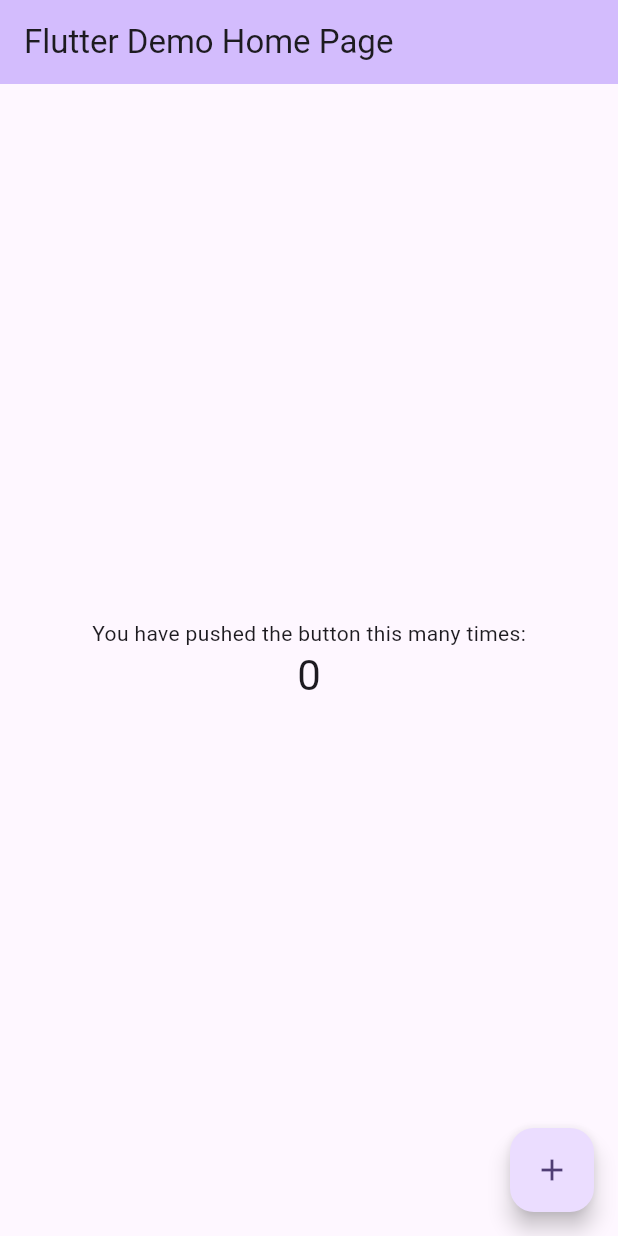
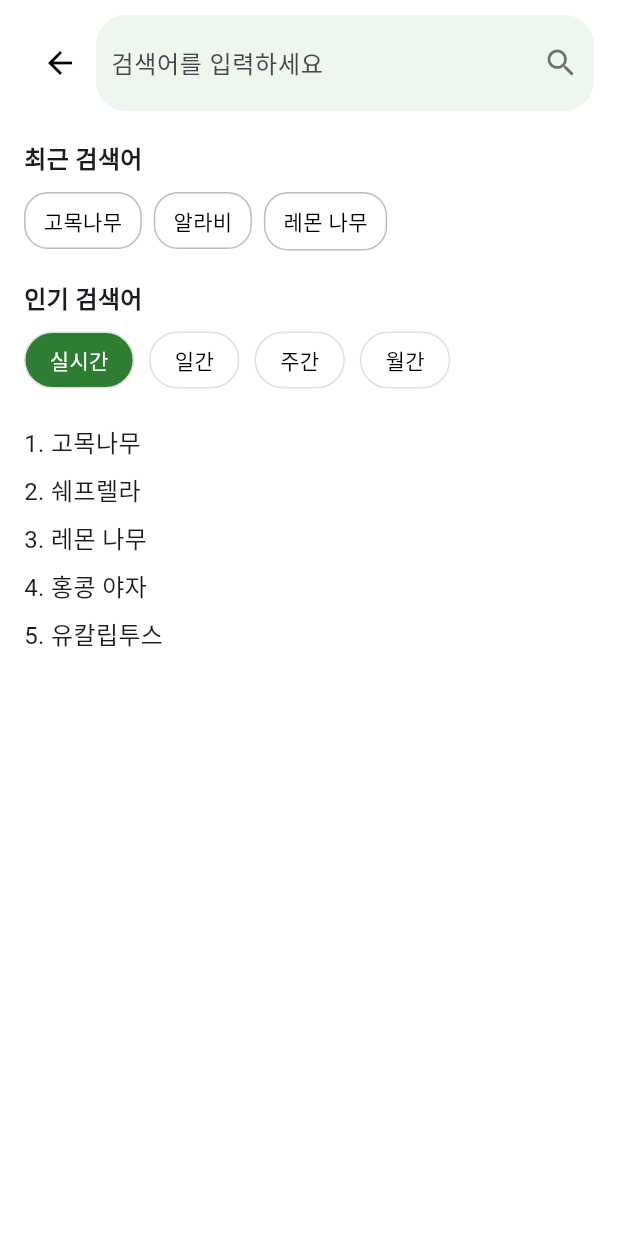
Before and after one commit to hansung-MobileCapstone/PlantyNote, a Flutter app: the screen it shows after launch, on a phone screen of 412 x 824 dp. Run offline on Flutter 3.47's test engine with Material 3 defaults, Android fonts, the phone set to English and light mode, and no system bars; our stand-ins replace carousel_slider.

Commit message:
검색 페이지 퍼블리싱 완료

```diff
--- a/lib/main.dart
+++ b/lib/main.dart
@@ -1,126 +1,8 @@
 import 'package:flutter/material.dart';
+import 'package:plant/screens/search/search_screen.dart';
 
 void main() {
-  runApp(const MyApp());
+  runApp(MaterialApp(
+    home: SearchScreen(), // SearchScreen을 기본 화면으로 설정
+  ));
 }
-
-class MyApp extends StatelessWidget {
-  const MyApp({super.key});
-
-  // This widget is the root of your application.
-  @override
-  Widget build(BuildContext context) {
-    return MaterialApp(
-      title: 'Flutter Demo',
-      theme: ThemeData(
-        // This is the theme of your application.
-        //
-        // TRY THIS: Try running your application with "flutter run". You'll see
-        // the application has a purple toolbar. Then, without quitting the app,
-        // try changing the seedColor in the colorScheme below to Colors.green
-        // and then invoke "hot reload" (save your changes or press the "hot
-        // reload" button in a Flutter-supported IDE, or press "r" if you used
-        // the command line to start the app).
-        //
-        // Notice that the counter didn't reset back to zero; the application
-        // state is not lost during the reload. To reset the state, use hot
-        // restart instead.
-        //
-        // This works for code too, not just values: Most code changes can be
-        // tested with just a hot reload.
-        colorScheme: ColorScheme.fromSeed(seedColor: Colors.deepPurple),
-        useMaterial3: true,
-      ),
-      home: const MyHomePage(title: 'Flutter Demo Home Page'),
-      //home: const MyHomePage(title: 'Flutter Demo Home Page'),
-    );
-  }
-}
-
-class MyHomePage extends StatefulWidget {
-  const MyHomePage({super.key, required this.title});
-
-  // This widget is the home page of your application. It is stateful, meaning
-  // that it has a State object (defined below) that contains fields that affect
-  // how it looks.
-
-  // This class is the configuration for the state. It holds the values (in this
-  // case the title) provided by the parent (in this case the App widget) and
-  // used by the build method of the State. Fields in a Widget subclass are
-  // always marked "final".
-
-  final String title;
-
-  @override
-  State<MyHomePage> createState() => _MyHomePageState();
-}
-
-class _MyHomePageState extends State<MyHomePage> {
-  int _counter = 0;
-
-  void _incrementCounter() {
-    setState(() {
-      // This call to setState tells the Flutter framework that something has
-      // changed in this State, which causes it to rerun the build method below
-      // so that the display can reflect the updated values. If we changed
-      // _counter without calling setState(), then the build method would not be
-      // called again, and so nothing would appear to happen.
-      _counter++;
-    });
-  }
-
-  @override
-  Widget build(BuildContext context) {
-    // This method is rerun every time setState is called, for instance as done
-    // by the _incrementCounter method above.
-    //
-    // The Flutter framework has been optimized to make rerunning build methods
-    // fast, so that you can just rebuild anything that needs updating rather
-    // than having to individually change instances of widgets.
-    return Scaffold(
-      appBar: AppBar(
-        // TRY THIS: Try changing the color here to a specific color (to
-        // Colors.amber, perhaps?) and trigger a hot reload to see the AppBar
-        // change color while the other colors stay the same.
-        backgroundColor: Theme.of(context).colorScheme.inversePrimary,
-        // Here we take the value from the MyHomePage object that was created by
-        // the App.build method, and use it to set our appbar title.
-        title: Text(widget.title),
-      ),
-      body: Center(
-        // Center is a layout widget. It takes a single child and positions it
-        // in the middle of the parent.
-        child: Column(
-          // Column is also a layout widget. It takes a list of children and
-          // arranges them vertically. By default, it sizes itself to fit its
-          // children horizontally, and tries to be as tall as its parent.
-          //
-          // Column has various properties to control how it sizes itself and
-          // how it positions its children. Here we use mainAxisAlignment to
-          // center the children vertically; the main axis here is the vertical
-          // axis because Columns are vertical (the cross axis would be
-          // horizontal).
-          //
-          // TRY THIS: Invoke "debug painting" (choose the "Toggle Debug Paint"
-          // action in the IDE, or press "p" in the console), to see the
-          // wireframe for each widget.
-          mainAxisAlignment: MainAxisAlignment.center,
-          children: <Widget>[
-            const Text(
-              'You have pushed the button this many times:',
-            ),
-            Text(
-              '$_counter',
-              style: Theme.of(context).textTheme.headlineMedium,
-            ),
-          ],
-        ),
-      ),
-      floatingActionButton: FloatingActionButton(
-        onPressed: _incrementCounter,
-        tooltip: 'Increment',
-        child: const Icon(Icons.add),
-      ), // This trailing comma makes auto-formatting nicer for build methods.
-    );
-  }
-}
--- a/lib/screens/search/search_screen.dart
+++ b/lib/screens/search/search_screen.dart
@@ -0,0 +1,165 @@
+import 'package:flutter/material.dart';
+
+class SearchScreen extends StatefulWidget {
+  @override
+  _SearchScreenState createState() => _SearchScreenState();
+}
+
+class _SearchScreenState extends State<SearchScreen> {
+  int selectedTab = 0; // 실시간, 일간, 주간, 월간 탭 상태
+  String? selectedRecentSearch; // 선택된 최근 검색어
+  final List<String> recentSearches = ["고목나무", "알라비", "레몬 나무"];
+  final List<String> popularSearches = [
+    "고목나무",
+    "쉐프렐라",
+    "레몬 나무",
+    "홍콩 야자",
+    "유칼립투스"
+  ];
+  final List<String> tabs = ["실시간", "일간", "주간", "월간"];
+
+  @override
+  Widget build(BuildContext context) {
+    return Scaffold(
+      backgroundColor: Colors.white,
+      body: Padding(
+        padding: const EdgeInsets.symmetric(horizontal: 16.0),
+        child: Column(
+          crossAxisAlignment: CrossAxisAlignment.start,
+          children: [
+            SizedBox(height: 10), // 화면 상단 여백
+            Row(
+              children: [
+                IconButton(
+                  icon: Icon(Icons.arrow_back, color: Colors.black), // 뒤로가기 버튼
+                  onPressed: () {
+                    Navigator.pop(context); // 이전 화면으로 이동
+                  },
+                ),
+                Expanded(
+                  child: Container(
+                    padding: EdgeInsets.symmetric(horizontal: 10, vertical: 8),
+                    decoration: BoxDecoration(
+                      color: Colors.green.withOpacity(0.1),
+                      borderRadius: BorderRadius.circular(20), // 검색창 둥글게
+                    ),
+                    child: Row(
+                      children: [
+                        Expanded(
+                          child: TextField(
+                            decoration: InputDecoration(
+                              border: InputBorder.none,
+                              hintText: '검색어를 입력하세요',
+                            ),
+                          ),
+                        ),
+                        Icon(Icons.search, color: Colors.black54), // 오른쪽 끝에 배치
+                      ],
+                    ),
+                  ),
+                ),
+              ],
+            ),
+            SizedBox(height: 20),
+            Text(
+              "최근 검색어",
+              style: TextStyle(fontSize: 16, fontWeight: FontWeight.bold),
+            ),
+            SizedBox(height: 10),
+            Wrap(
+              spacing: 8,
+              children: recentSearches
+                  .map(
+                    (search) => GestureDetector(
+                  onTap: () {
+                    setState(() {
+                      selectedRecentSearch = search;
+                    });
+                  },
+                  child: Container(
+                    padding:
+                    EdgeInsets.symmetric(horizontal: 12, vertical: 8),
+                    decoration: BoxDecoration(
+                      color: selectedRecentSearch == search
+                          ? Colors.grey[300] // 선택 시 회색
+                          : Colors.white, // 기본 흰색
+                      border: Border.all(color: Colors.grey[400]!),
+                      borderRadius: BorderRadius.circular(16),
+                    ),
+                    child: Text(
+                      search,
+                      style: TextStyle(
+                        fontSize: 14,
+                        color: Colors.black,
+                      ),
+                    ),
+                  ),
+                ),
+              )
+                  .toList(),
+            ),
+            SizedBox(height: 20),
+            Text(
+              "인기 검색어",
+              style: TextStyle(fontSize: 16, fontWeight: FontWeight.bold),
+            ),
+            SizedBox(height: 10),
+            Row(
+              mainAxisAlignment: MainAxisAlignment.start,
+              children: tabs
+                  .asMap()
+                  .entries
+                  .map(
+                    (entry) => GestureDetector(
+                  onTap: () {
+                    setState(() {
+                      selectedTab = entry.key;
+                    });
+                  },
+                  child: Container(
+                    margin: EdgeInsets.only(right: 10),
+                    padding:
+                    EdgeInsets.symmetric(horizontal: 16, vertical: 8),
+                    decoration: BoxDecoration(
+                      color: selectedTab == entry.key
+                          ? Colors.green[800] // 터치 시 초록색
+                          : Colors.white, // 기본은 흰색
+                      border: Border.all(
+                        color: Colors.grey[300]!, // 테두리 색상
+                      ),
+                      borderRadius: BorderRadius.circular(30),
+                    ),
+                    child: Text(
+                      entry.value,
+                      style: TextStyle(
+                        color: selectedTab == entry.key
+                            ? Colors.white
+                            : Colors.black, // 터치 전 검정색 텍스트
+                      ),
+                    ),
+                  ),
+                ),
+              )
+                  .toList(),
+            ),
+            SizedBox(height: 20),
+            Expanded(
+              child: ListView.builder(
+                itemCount: popularSearches.length,
+                itemBuilder: (context, index) {
+                  return Padding(
+                    padding: const EdgeInsets.symmetric(vertical: 4.0),
+                    child: Text(
+                      "${index + 1}. ${popularSearches[index]}",
+                      style: TextStyle(fontSize: 16),
+                    ),
+                  );
+                },
+              ),
+            ),
+          ],
+        ),
+      ),
+    );
+  }
+}
```
